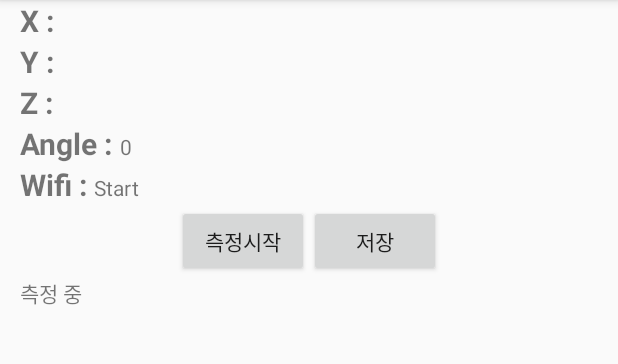
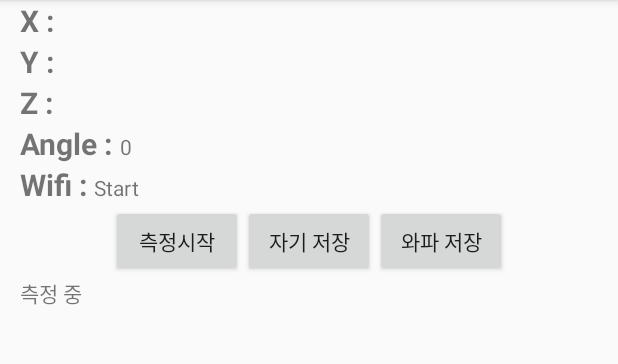
Before and after one commit to gruR/Jeyun_intern, an Android app: the screen it shows after launch (MainActivity), after a tap on "측정시작", on a phone screen of 412 x 824 dp, the part 84-448 px from its top. Run offline under Robolectric (Android 15) with nearby library versions, the phone set to English and light mode, and no system bars.

Commit message:
디비 수정

```diff
--- a/Magnetic/app/src/main/java/com/example/jw/magnetic/DBHelper.java
+++ b/Magnetic/app/src/main/java/com/example/jw/magnetic/DBHelper.java
@@ -7,19 +7,23 @@ import android.database.sqlite.SQLiteOpenHelper;
 public class DBHelper extends SQLiteOpenHelper {
 
     public DBHelper(Context context){
-        super(context, "magnetic.db", null, 1);
+        super(context, "navi.db", null, 1);
     }
 
     @Override
     public void onCreate(SQLiteDatabase db) {
         db.execSQL("CREATE TABLE mValue "+
                 "(_id INTEGER PRIMARY KEY AUTOINCREMENT, " +
-                "magX REAL, magY REAL, magZ REAL);");
+                "magX REAL, magY REAL, magZ REAL, magT REAL);");
+        db.execSQL("CREATE TABLE wValue "+
+                "(_id INTEGER PRIMARY KEY AUTOINCREMENT, " +
+                "macId TEXT, ssId TEXT, wifi REAL);");
     }
 
     @Override
     public void onUpgrade(SQLiteDatabase db, int oldVersion, int newVersion) {
         db.execSQL("DROP TABLE IF EXISTS mValue;");
+        db.execSQL("DROP TABLE IF EXISTS wValue;");
         onCreate(db);
     }
 }
--- a/Magnetic/app/src/main/java/com/example/jw/magnetic/MainActivity.java
+++ b/Magnetic/app/src/main/java/com/example/jw/magnetic/MainActivity.java
@@ -31,8 +31,7 @@ import java.util.List;
 public class MainActivity extends AppCompatActivity {
     DBHelper dbHelper;
     SQLiteDatabase db;
-    TextView magX, magY, magZ, angle, result,wifi;
-    Button measure, save;
+    TextView magX, magY, magZ, angle, result, wifi;
 
     static boolean flag = false, done = true;
     WifiManager wifiManager;
@@ -48,9 +47,8 @@ public class MainActivity extends AppCompatActivity {
     protected void onCreate(Bundle savedInstanceState) {
         super.onCreate(savedInstanceState);
         setContentView(R.layout.activity_main);
-        if(Build.VERSION.SDK_INT>=23 &&ContextCompat.checkSelfPermission(this,Manifest.permission.ACCESS_COARSE_LOCATION)!=PackageManager.PERMISSION_GRANTED)
-        {
-            ActivityCompat.requestPermissions(this,new String[] {Manifest.permission.ACCESS_COARSE_LOCATION},1001);
+        if (Build.VERSION.SDK_INT >= 23 && ContextCompat.checkSelfPermission(this, Manifest.permission.ACCESS_COARSE_LOCATION) != PackageManager.PERMISSION_GRANTED) {
+            ActivityCompat.requestPermissions(this, new String[]{Manifest.permission.ACCESS_COARSE_LOCATION}, 1001);
         }
         dbHelper = new DBHelper(this);
         db = dbHelper.getWritableDatabase();
@@ -60,12 +58,11 @@ public class MainActivity extends AppCompatActivity {
         magZ = (TextView) findViewById(R.id.magZ);
         angle = (TextView) findViewById(R.id.angle);
         result = (TextView) findViewById(R.id.result);
-        wifi = (TextView)findViewById(R.id.wifi);
-        measure = (Button) findViewById(R.id.btnMeasure);
-        save = (Button) findViewById(R.id.btnSave);
-        wifiManager = (WifiManager)getApplicationContext().getSystemService(Context.WIFI_SERVICE);
+        wifi = (TextView) findViewById(R.id.wifi);
+
+        wifiManager = (WifiManager) getApplicationContext().getSystemService(Context.WIFI_SERVICE);
         reciver = new WifiReciver();
-        registerReceiver(reciver,new IntentFilter(WifiManager.SCAN_RESULTS_AVAILABLE_ACTION));
+        registerReceiver(reciver, new IntentFilter(WifiManager.SCAN_RESULTS_AVAILABLE_ACTION));
     }
 
     @Override
@@ -79,7 +76,7 @@ public class MainActivity extends AppCompatActivity {
     @Override
     protected void onResume() {
         super.onResume();
-        registerReceiver(reciver,new IntentFilter(WifiManager.SCAN_RESULTS_AVAILABLE_ACTION));
+        registerReceiver(reciver, new IntentFilter(WifiManager.SCAN_RESULTS_AVAILABLE_ACTION));
         int delay = SensorManager.SENSOR_DELAY_UI;
         sensorManager = (SensorManager) getSystemService(Context.SENSOR_SERVICE);
         sensorManager.registerListener(mSensorListener, sensorManager.getDefaultSensor(Sensor.TYPE_MAGNETIC_FIELD), delay);
@@ -117,7 +114,7 @@ public class MainActivity extends AppCompatActivity {
                             prevAngle += temp;
 
                     }
-                    angle.setText(""+(int)Math.toDegrees(prevAngle));
+                    angle.setText("" + (int) Math.toDegrees(prevAngle));
                     prevTime = event.timestamp;
                     break;
 
@@ -141,34 +138,45 @@ public class MainActivity extends AppCompatActivity {
         protected Void doInBackground(String... strings) {
             if (strings[0].equals("measure")) {
 
-                for (int i = 0; i < 361; i++)
-                    magClass[i] = new MagClass();
-                while (!done) {
-                    int i, count = 0;
-                    for (i = 0; i < 360; i++) {
-                        if (magClass[i].getSize() == 10 && !magClass[i].isPrinted()) {
-                            magClass[i].setPrinted(true);
-                            count++;
-                            String temp = String.valueOf((int) Math.ceil(count / 360));
-                            result.setText(temp);
-                        } else if (magClass[i].getSize() < 10)
-                            continue;
-                    }
-                    if (count == 360)
-                        done = true;
-                }
+//                for (int i = 0; i < 361; i++)
+//                    magClass[i] = new MagClass();
+//                while (!done) {
+//                    int i, count = 0;
+//                    for (i = 0; i < 360; i++) {
+//                        if (magClass[i].getSize() == 10 && !magClass[i].isPrinted()) {
+//                            magClass[i].setPrinted(true);
+//                            count++;
+//                            String temp = String.valueOf((int) Math.ceil(count / 360));
+//                            result.setText(temp);
+//                        } else if (magClass[i].getSize() < 10)
+//                            continue;
+//                    }
+//                    if (count == 360)
+//                        done = true;
+//                }
                 flag = false;
-            } else if (strings[0].equals("save")) {
+            } else if (strings[0].equals("Msave")) {
 //                for (int i = 0; i < 360; i++) {
 //                    String sql = "INSERT INTO mValue(magX, magY, magZ) VALUES (" + magClass[i].getValue()[0] + ", " + magClass[i].getValue()[1] + ", " + magClass[i].getValue()[2] + ");";
 //                    db.execSQL(sql);
 //                }
 //                done = false;
+                double x, y, z, t;
+                x = Double.parseDouble(magX.getText().toString());
+                y = Double.parseDouble(magY.getText().toString());
+                z = Double.parseDouble(magZ.getText().toString());
+                t = Math.sqrt(x * x + y * y + z * z);
 
-                String sql = "INSERT INTO mValue(magX, magY, magZ) VALUES (" + magX.getText().toString() + ", " + magY.getText().toString() + ", " + magZ.getText().toString() + ");";
+                String sql = "INSERT INTO mValue(magX, magY, magZ, magT) VALUES (" + magX.getText().toString() + ", " + magY.getText().toString() + ", " + magZ.getText().toString() + ", " + String.valueOf(t) + ");";
                 db.execSQL(sql);
 
                 Log.i("sqlQuery", sql);
+            }else if (strings[0].equals("Wsave")) {
+                String temp = wifi.getText().toString();
+                //String sql = "INSERT INTO mValue(magX, magY, magZ, magT) VALUES (" + magX.getText().toString() + ", " + magY.getText().toString() + ", " + magZ.getText().toString() + ", " + String.valueOf(t) + ");";
+                //db.execSQL(sql);
+
+                Log.i("sqlQuery", temp);
             }
             return null;
         }
@@ -185,27 +193,29 @@ public class MainActivity extends AppCompatActivity {
                 wifi.setText("Start");
                 measureTask.execute("measure");
                 break;
-            case R.id.btnSave:
-                unregisterReceiver(reciver);
-               // if (done) {
-                    CustomTask sqlTask = new CustomTask();
-                    sqlTask.execute("save");
+            case R.id.btnMsave:
+                // if (done) {
+                CustomTask msaveTask = new CustomTask();
+                msaveTask.execute("Msave");
 //                } else {
 //                    Toast.makeText(this, "측정을 해야합니다", Toast.LENGTH_SHORT).show();
 //                }
 
                 break;
+            case R.id.btnWsave:
+                unregisterReceiver(reciver);
+                CustomTask wsaveTask = new CustomTask();
+                wsaveTask.execute("Wsave");
+                break;
         }
     }
-    class WifiReciver extends BroadcastReceiver
-    {
-        public void onReceive(Context c, Intent intnet)
-        {
-            ScanResult=wifiManager.getScanResults();
+
+    class WifiReciver extends BroadcastReceiver {
+        public void onReceive(Context c, Intent intnet) {
+            ScanResult = wifiManager.getScanResults();
             wifi.setText("Current Wifi\n");
-            for(int i = 0;i<10;i++)
-            {
-                wifi.append((i+1)+" .MAC : "+(ScanResult.get(i)).BSSID+ " RRSI : "+ (ScanResult.get(i)).level+"\n");
+            for (int i = 0; i < 10; i++) {
+                wifi.append((i + 1) + " .MAC : " + (ScanResult.get(i)).BSSID + " RRSI : " + (ScanResult.get(i)).level + "\n");
             }
         }
 
--- a/Magnetic/app/src/main/res/layout/activity_main.xml
+++ b/Magnetic/app/src/main/res/layout/activity_main.xml
@@ -116,12 +116,18 @@
             android:text="측정시작" />
 
         <Button
-            android:id="@+id/btnSave"
+            android:id="@+id/btnMsave"
             android:layout_width="wrap_content"
             android:layout_height="wrap_content"
             android:onClick="onClickButton"
-            android:text="저장" />
+            android:text="자기 저장" />
 
+        <Button
+            android:id="@+id/btnWsave"
+            android:layout_width="wrap_content"
+            android:layout_height="wrap_content"
+            android:onClick="onClickButton"
+            android:text="와파 저장" />
     </LinearLayout>
 
     <TextView
```
